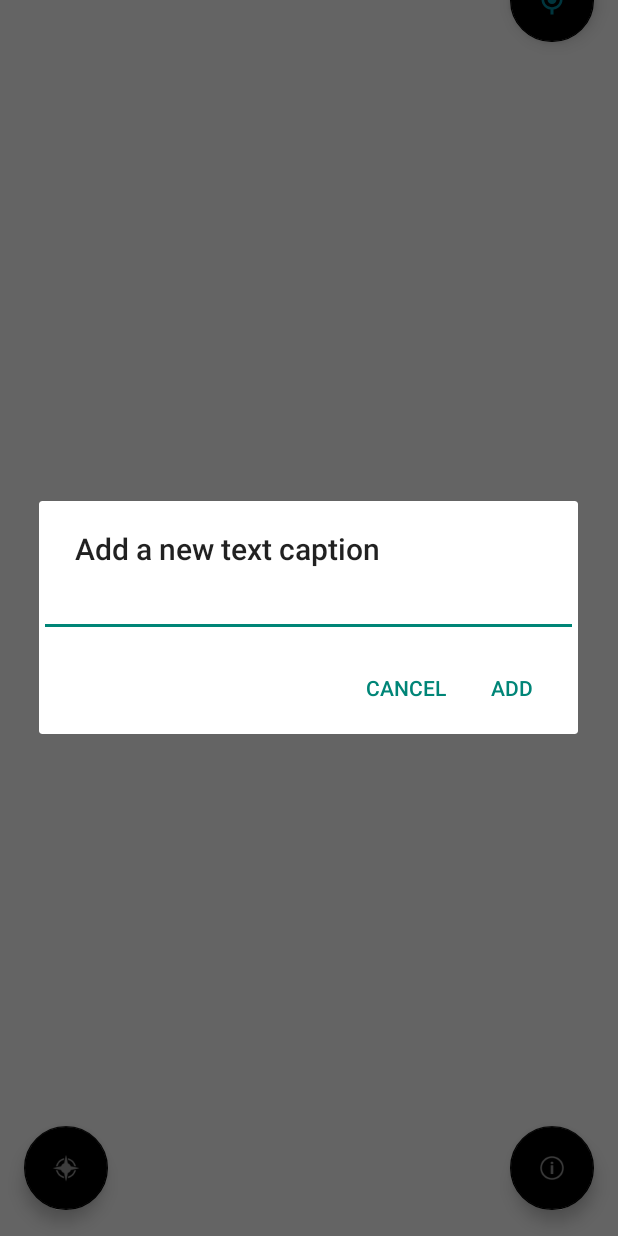
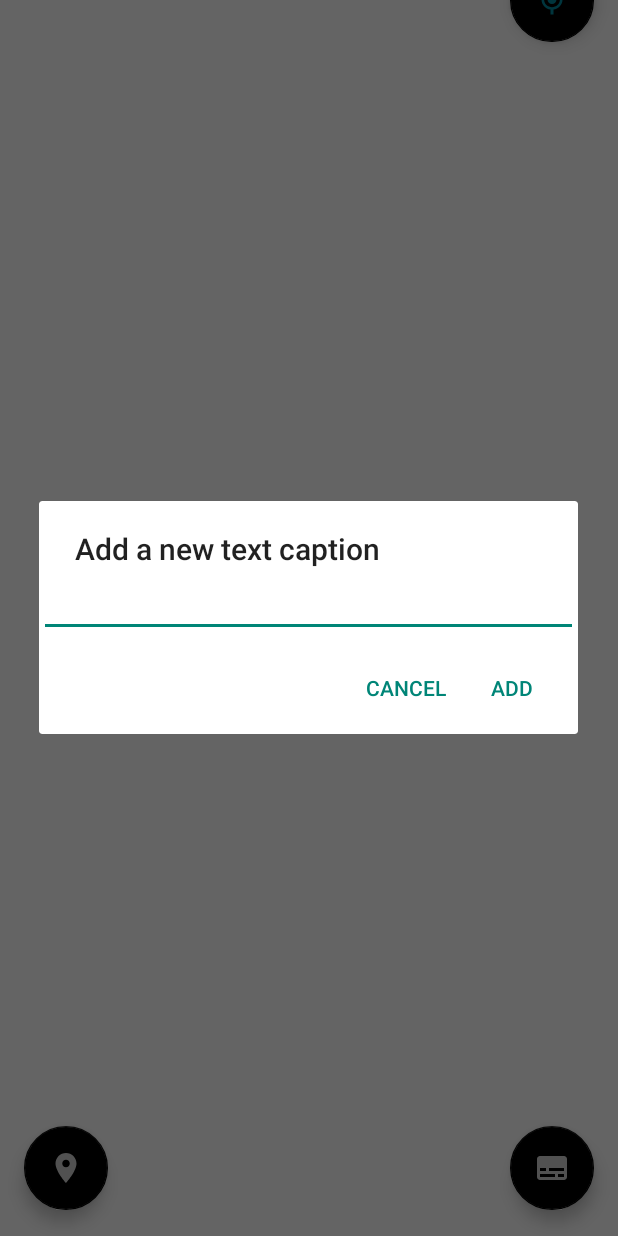
Before and after one commit to jackp7640/CMPT385_Group5, an Android app: the FullScreenImage screen opened directly, with no data from a screen before it, after a tap on "Tap to add captions to images", on a phone screen of 412 x 824 dp. Run offline under Robolectric (Android 15) with nearby library versions, the phone set to English and light mode, and no system bars; 6 statements that could not run were skipped.

Commit message:
changed the icon buttons

```diff
--- a/app/src/main/res/layout/activity_full_screen_image.xml
+++ b/app/src/main/res/layout/activity_full_screen_image.xml
@@ -29,7 +29,7 @@
         android:clickable="true"
         android:contentDescription="@string/add_caption_fab"
         android:focusable="true"
-        android:src="@android:drawable/ic_menu_info_details"
+        android:src="@drawable/ic_caption_button"
         app:backgroundTint="@color/black"
         app:layout_constraintBottom_toBottomOf="parent"
         app:layout_constraintEnd_toEndOf="parent"
@@ -47,7 +47,7 @@
         android:clickable="true"
         android:contentDescription="@string/play_audio_caption"
         android:focusable="true"
-        android:src="@android:drawable/presence_audio_online"
+        android:src="@drawable/ic_audio_caption"
         app:backgroundTint="@color/black"
         app:layout_constraintBottom_toTopOf="@+id/image_view"
         app:layout_constraintEnd_toEndOf="parent"
@@ -73,6 +73,6 @@
         app:layout_constraintStart_toStartOf="parent"
         app:layout_constraintTop_toTopOf="parent"
         app:layout_constraintVertical_bias="1.0"
-        app:srcCompat="@android:drawable/ic_menu_compass" />
+        app:srcCompat="@drawable/ic_location_button" />
 
 </androidx.constraintlayout.widget.ConstraintLayout>
```
